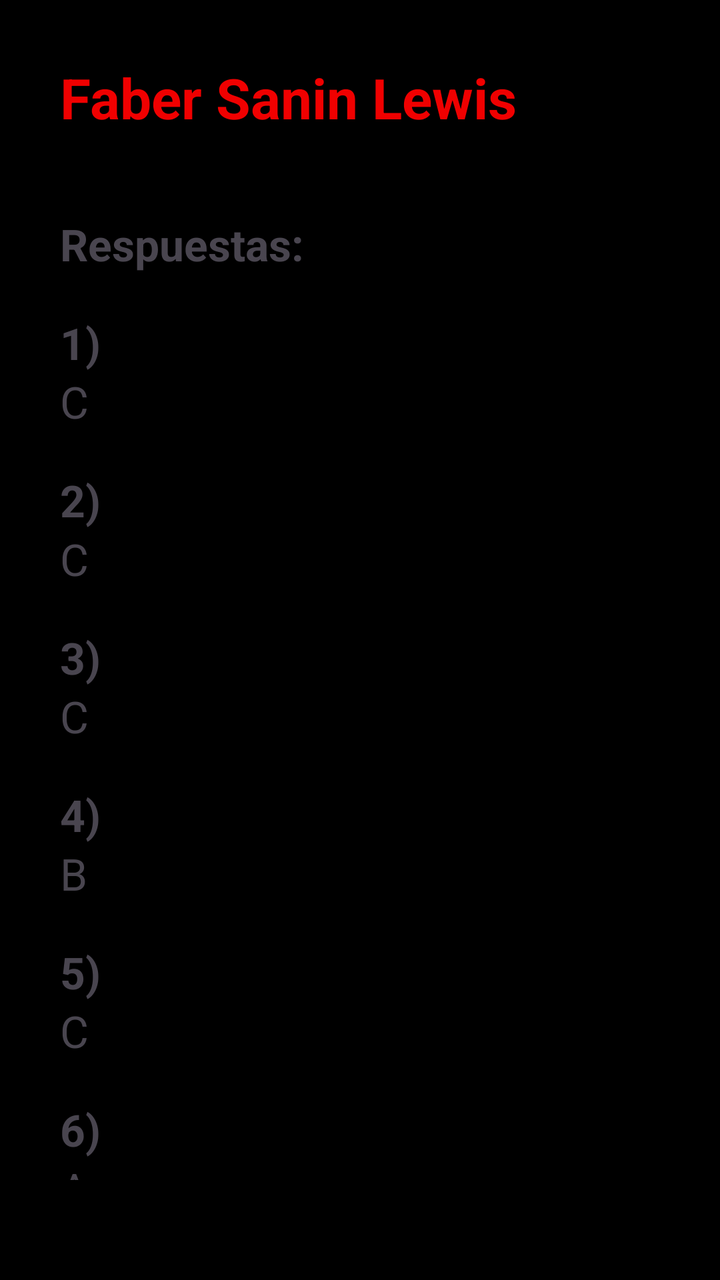
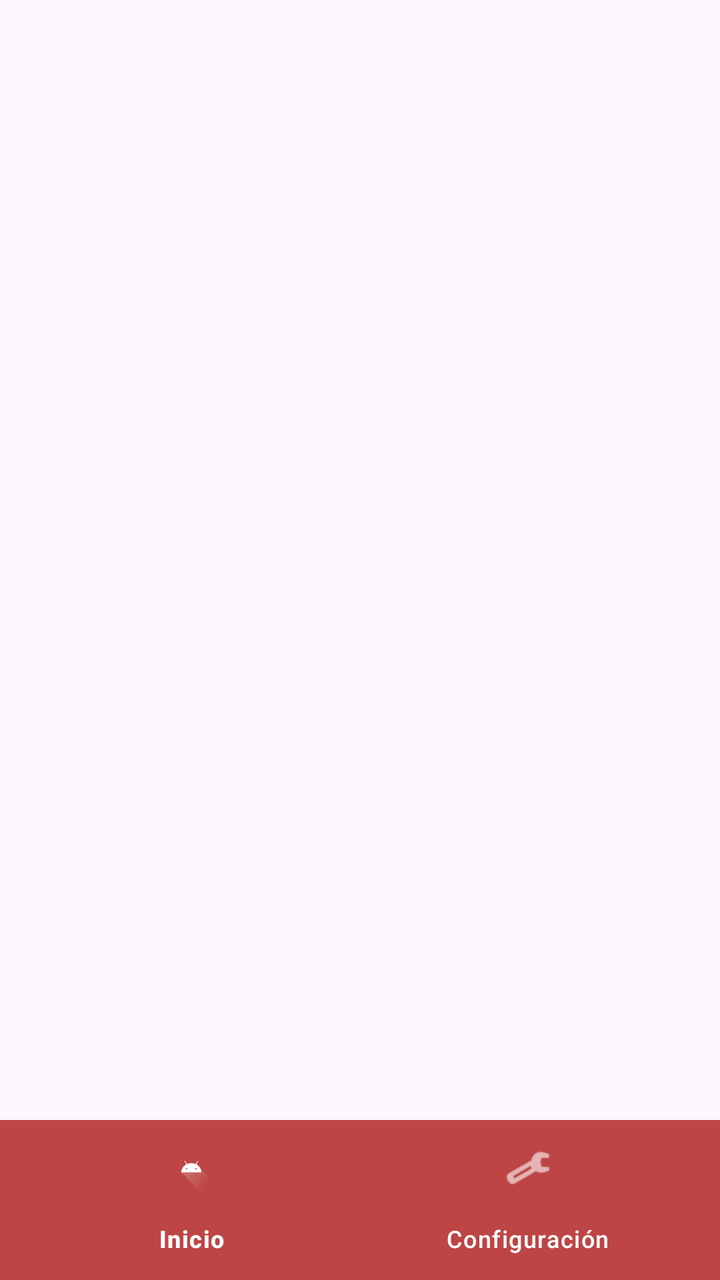

An Android layout rendered at two revisions. The XML below is the earlier revision; the diff shows what the commit changed to produce the second picture.
<!-- AndroidManifest.xml: application theme Theme.ParcialFaber -->
<!-- res/layout/activity_segunda.xml -->
<?xml version="1.0" encoding="utf-8"?>
<LinearLayout
    xmlns:android="http://schemas.android.com/apk/res/android"
    android:layout_width="match_parent"
    android:layout_height="match_parent"
    android:orientation="vertical"
    android:padding="30dp"
    android:background="#000000">

    <TextView
        android:layout_width="wrap_content"
        android:layout_height="wrap_content"
        android:text="Faber Sanin Lewis"
        android:textSize="28dp"
        android:textStyle="bold"
        android:textColor="#F00000"
        android:layout_marginBottom="40dp"/>

    <TextView
        android:layout_width="wrap_content"
        android:layout_height="wrap_content"
        android:text="Respuestas:"
        android:textSize="22dp"
        android:textStyle="bold"
        android:layout_marginBottom="20dp"/>

    <TextView
        android:layout_width="wrap_content"
        android:layout_height="wrap_content"
        android:text="1)"
        android:textSize="22dp"
        android:textStyle="bold"/>

    <TextView
        android:layout_width="wrap_content"
        android:layout_height="wrap_content"
        android:text="C"
        android:textSize="22dp"
        android:layout_marginBottom="20dp"/>

    <TextView
        android:layout_width="wrap_content"
        android:layout_height="wrap_content"
        android:text="2)"
        android:textSize="22dp"
        android:textStyle="bold"/>

    <TextView
        android:layout_width="wrap_content"
        android:layout_height="wrap_content"
        android:text="C"
        android:textSize="22dp"
        android:layout_marginBottom="20dp"/>

    <TextView
        android:layout_width="wrap_content"
        android:layout_height="wrap_content"
        android:text="3)"
        android:textSize="22dp"
        android:textStyle="bold"/>

    <TextView
        android:layout_width="wrap_content"
        android:layout_height="wrap_content"
        android:text="C"
        android:textSize="22dp"
        android:layout_marginBottom="20dp"/>

    <TextView
        android:layout_width="wrap_content"
        android:layout_height="wrap_content"
        android:text="4)"
        android:textSize="22dp"
        android:textStyle="bold"/>

    <TextView
        android:layout_width="wrap_content"
        android:layout_height="wrap_content"
        android:text="B"
        android:textSize="22dp"
        android:layout_marginBottom="20dp"/>

    <TextView
        android:layout_width="wrap_content"
        android:layout_height="wrap_content"
        android:text="5)"
        android:textSize="22dp"
        android:textStyle="bold"/>

    <TextView
        android:layout_width="wrap_content"
        android:layout_height="wrap_content"
        android:text="C"
        android:textSize="22dp"
        android:layout_marginBottom="20dp"/>

    <TextView
        android:layout_width="wrap_content"
        android:layout_height="wrap_content"
        android:text="6)"
        android:textSize="22dp"
        android:textStyle="bold"/>

    <TextView
        android:layout_width="wrap_content"
        android:layout_height="wrap_content"
        android:text="A"
        android:textSize="22dp"
        android:layout_marginBottom="20dp"/>

    <TextView
        android:layout_width="wrap_content"
        android:layout_height="wrap_content"
        android:text="7)"
        android:textSize="22dp"
        android:textStyle="bold"/>

    <TextView
        android:layout_width="wrap_content"
        android:layout_height="wrap_content"
        android:text="C"
        android:textSize="22dp"
        android:layout_marginBottom="20dp"/>

    <TextView
        android:layout_width="wrap_content"
        android:layout_height="wrap_content"
        android:text="8)"
        android:textSize="22dp"
        android:textStyle="bold"/>

    <TextView
        android:layout_width="wrap_content"
        android:layout_height="wrap_content"
        android:text="B"
        android:textSize="22dp"/>

</LinearLayout>
<!-- resources referenced by this layout -->
<resources>
  <style name="Theme.ParcialFaber" parent="Base.Theme.ParcialFaber" />
  <style name="Base.Theme.ParcialFaber" parent="Theme.Material3.DayNight.NoActionBar">
          
          
      </style>
</resources>

<!-- the commit's change to res/layout/activity_segunda.xml (unified diff, before → after) -->
@@ -1,138 +1,24 @@
 <?xml version="1.0" encoding="utf-8"?>
-<LinearLayout
-    xmlns:android="http://schemas.android.com/apk/res/android"
+<LinearLayout xmlns:android="http://schemas.android.com/apk/res/android"
+    xmlns:app="http://schemas.android.com/apk/res-auto"
     android:layout_width="match_parent"
     android:layout_height="match_parent"
-    android:orientation="vertical"
-    android:padding="30dp"
-    android:background="#000000">
+    android:fitsSystemWindows="true"
+    android:orientation="vertical">
 
-    <TextView
-        android:layout_width="wrap_content"
+    <FrameLayout
+        android:id="@+id/contenedor"
+        android:layout_width="match_parent"
+        android:layout_height="0dp"
+        android:layout_weight="1"/>
+
+    <com.google.android.material.bottomnavigation.BottomNavigationView
+        android:id="@+id/bottomNav"
+        android:layout_width="match_parent"
         android:layout_height="wrap_content"
-        android:text="Faber Sanin Lewis"
-        android:textSize="28dp"
-        android:textStyle="bold"
-        android:textColor="#F00000"
-        android:layout_marginBottom="40dp"/>
-
-    <TextView
-        android:layout_width="wrap_content"
-        android:layout_height="wrap_content"
-        android:text="Respuestas:"
-        android:textSize="22dp"
-        android:textStyle="bold"
-        android:layout_marginBottom="20dp"/>
-
-    <TextView
-        android:layout_width="wrap_content"
-        android:layout_height="wrap_content"
-        android:text="1)"
-        android:textSize="22dp"
-        android:textStyle="bold"/>
-
-    <TextView
-        android:layout_width="wrap_content"
-        android:layout_height="wrap_content"
-        android:text="C"
-        android:textSize="22dp"
-        android:layout_marginBottom="20dp"/>
-
-    <TextView
-        android:layout_width="wrap_content"
-        android:layout_height="wrap_content"
-        android:text="2)"
-        android:textSize="22dp"
-        android:textStyle="bold"/>
-
-    <TextView
-        android:layout_width="wrap_content"
-        android:layout_height="wrap_content"
-        android:text="C"
-        android:textSize="22dp"
-        android:layout_marginBottom="20dp"/>
-
-    <TextView
-        android:layout_width="wrap_content"
-        android:layout_height="wrap_content"
-        android:text="3)"
-        android:textSize="22dp"
-        android:textStyle="bold"/>
-
-    <TextView
-        android:layout_width="wrap_content"
-        android:layout_height="wrap_content"
-        android:text="C"
-        android:textSize="22dp"
-        android:layout_marginBottom="20dp"/>
-
-    <TextView
-        android:layout_width="wrap_content"
-        android:layout_height="wrap_content"
-        android:text="4)"
-        android:textSize="22dp"
-        android:textStyle="bold"/>
-
-    <TextView
-        android:layout_width="wrap_content"
-        android:layout_height="wrap_content"
-        android:text="B"
-        android:textSize="22dp"
-        android:layout_marginBottom="20dp"/>
-
-    <TextView
-        android:layout_width="wrap_content"
-        android:layout_height="wrap_content"
-        android:text="5)"
-        android:textSize="22dp"
-        android:textStyle="bold"/>
-
-    <TextView
-        android:layout_width="wrap_content"
-        android:layout_height="wrap_content"
-        android:text="C"
-        android:textSize="22dp"
-        android:layout_marginBottom="20dp"/>
-
-    <TextView
-        android:layout_width="wrap_content"
-        android:layout_height="wrap_content"
-        android:text="6)"
-        android:textSize="22dp"
-        android:textStyle="bold"/>
-
-    <TextView
-        android:layout_width="wrap_content"
-        android:layout_height="wrap_content"
-        android:text="A"
-        android:textSize="22dp"
-        android:layout_marginBottom="20dp"/>
-
-    <TextView
-        android:layout_width="wrap_content"
-        android:layout_height="wrap_content"
-        android:text="7)"
-        android:textSize="22dp"
-        android:textStyle="bold"/>
-
-    <TextView
-        android:layout_width="wrap_content"
-        android:layout_height="wrap_content"
-        android:text="C"
-        android:textSize="22dp"
-        android:layout_marginBottom="20dp"/>
-
-    <TextView
-        android:layout_width="wrap_content"
-        android:layout_height="wrap_content"
-        android:text="8)"
-        android:textSize="22dp"
-        android:textStyle="bold"/>
-
-    <TextView
-        android:layout_width="wrap_content"
-        android:layout_height="wrap_content"
-        android:text="B"
-        android:textSize="22dp"/>
-
+        android:background="#BD4545"
+        app:itemIconTint="#FFFFFF"
+        app:itemTextColor="#FFFFFF"
+        app:labelVisibilityMode="labeled"
+        app:menu="@menu/menu_bottom"/>
 </LinearLayout>
